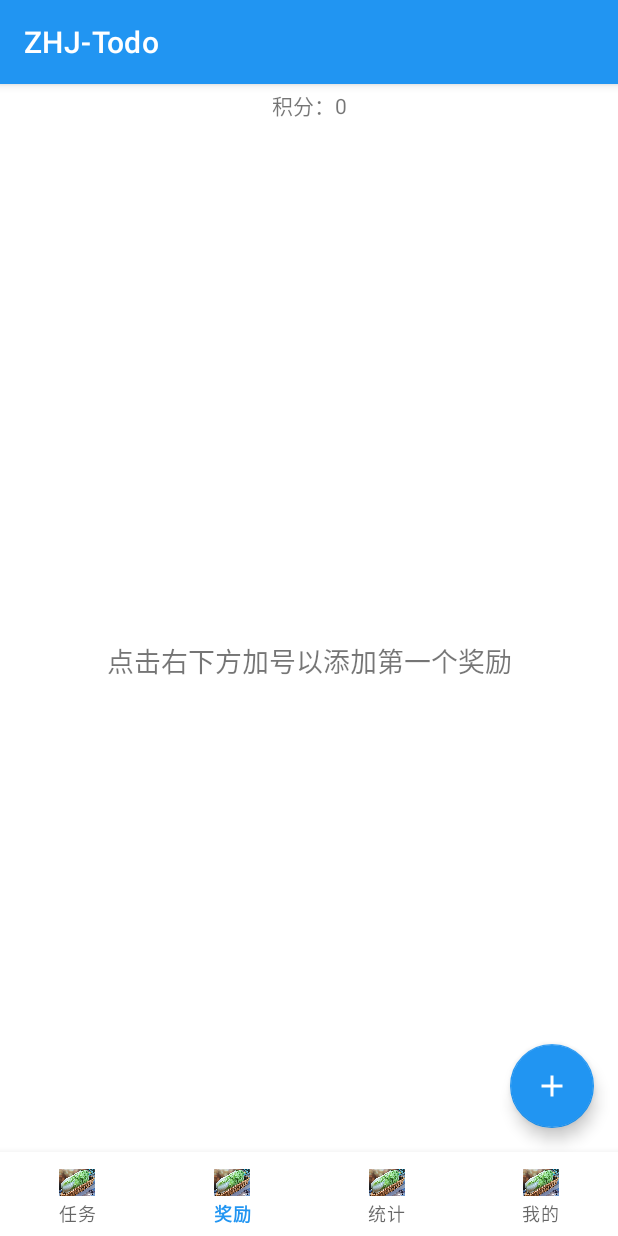
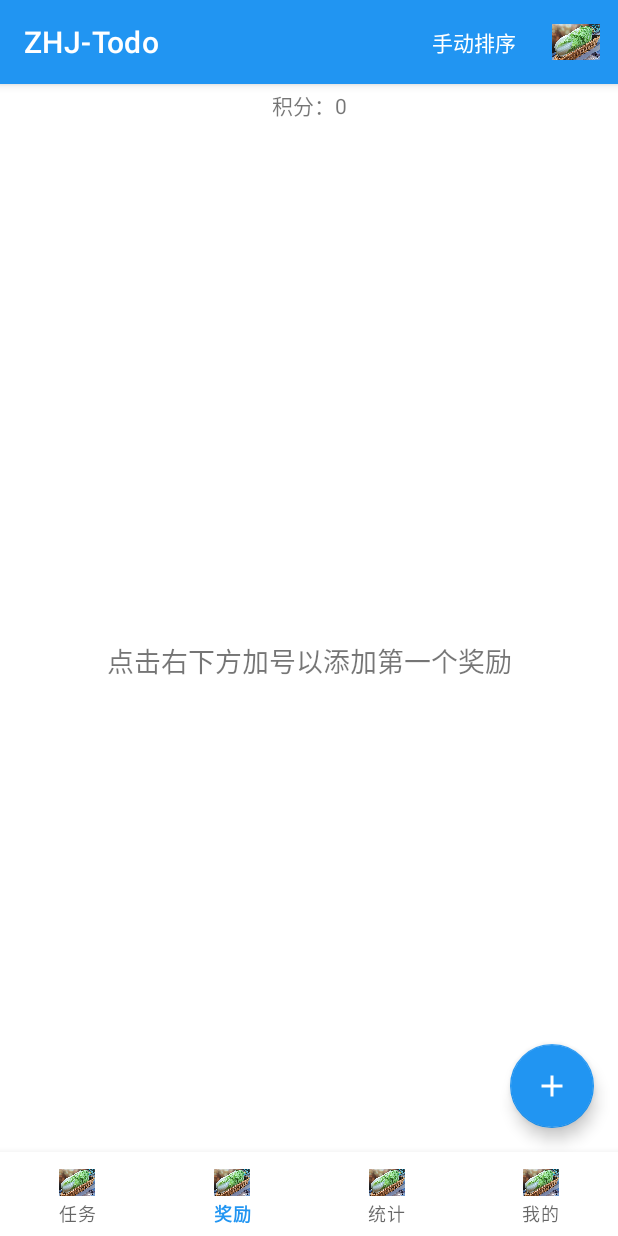
Before and after one commit to zhjai/MyAndroidApp, an Android app: the AwardFragment screen opened through its navigation route, on a phone screen of 412 x 824 dp. Run offline under Robolectric (Android 15) with nearby library versions, the phone set to English and light mode, and no system bars; our stand-ins replace navigation-ui.

Commit message:
1. 在ActionBar添加相应菜单（排序、更多、历史） 2. 点击历史可以跳转到历史Fragment，并显示历史记录

```diff
--- a/app/src/main/java/com/example/exam/DailyTaskFragment.java
+++ b/app/src/main/java/com/example/exam/DailyTaskFragment.java
@@ -120,9 +120,6 @@ public class DailyTaskFragment extends Fragment {
             addTaskLauncher.launch(intent);
         });
 
-        if (taskList.size() == 0) {
-
-        }
         return rootView;
     }
 
--- a/app/src/main/java/com/example/exam/MainActivity2.java
+++ b/app/src/main/java/com/example/exam/MainActivity2.java
@@ -49,15 +49,11 @@ public class MainActivity2 extends AppCompatActivity {
 
         BottomNavigationView navView = (BottomNavigationView) findViewById(R.id.nav_view);
         navView.setOnItemSelectedListener(item -> {
-            if (item.getItemId() == R.id.navigation_my) {
-                invalidateOptionsMenu();
-            }
+            invalidateOptionsMenu();
             return true;
         });
         navView.setOnItemReselectedListener(item -> {
-            if (item.getItemId() == R.id.navigation_my) {
-                invalidateOptionsMenu();
-            }
+            invalidateOptionsMenu();
         });
         navView.setItemIconTintList(null);
         // Passing each menu ID as a set of Ids because each
@@ -68,32 +64,79 @@ public class MainActivity2 extends AppCompatActivity {
         NavController navController = Navigation.findNavController(this, R.id.nav_host_fragment_activity_main2);
         NavigationUI.setupActionBarWithNavController(this, navController, appBarConfiguration);
         NavigationUI.setupWithNavController(binding.navView, navController);
+
+        navController.addOnDestinationChangedListener((controller, destination, arguments) -> {
+            invalidateOptionsMenu();
+        });
     }
 
     @Override
     public boolean onCreateOptionsMenu(Menu menu) {
         // 根据当前选中的导航项决定是否显示齿轮图标
-        getMenuInflater().inflate(R.menu.menu_my_fragment, menu);
         return true;
     }
 
     @Override
     public boolean onPrepareOptionsMenu(Menu menu) {
-        // 根据当前选中的导航项决定是否显示齿轮图标
-        boolean showSettings = isMyFragmentDisplayed();
-        MenuItem settingsItem = menu.findItem(R.id.action_settings);
-        if (settingsItem != null) {
-            settingsItem.setVisible(showSettings);
+        // 先清除当前所有菜单项
+        menu.clear();
+        // 根据当前选中的Fragment加载对应的菜单资源
+        if (isTaskFragmentDisplayed() || isAwardFragmentDisplayed()) {
+            getMenuInflater().inflate(R.menu.menu_task_fragment, menu);
+        } else if (isStatisticsFragmentDisplayed()) {
+            getMenuInflater().inflate(R.menu.menu_statistics_fragment, menu);
+        } else if (isMyFragmentDisplayed()) {
+            getMenuInflater().inflate(R.menu.menu_my_fragment, menu);
         }
         return super.onPrepareOptionsMenu(menu);
     }
 
-    // Helper method to determine if MyFragment is currently displayed
+    private boolean isTaskFragmentDisplayed() {
+        NavController navController = Navigation.findNavController(this, R.id.nav_host_fragment_activity_main2);
+        return navController.getCurrentDestination().getId() == R.id.navigation_task;
+    }
+
+    private boolean isAwardFragmentDisplayed() {
+        NavController navController = Navigation.findNavController(this, R.id.nav_host_fragment_activity_main2);
+        return navController.getCurrentDestination().getId() == R.id.navigation_award;
+    }
+
+    private boolean isStatisticsFragmentDisplayed() {
+        NavController navController = Navigation.findNavController(this, R.id.nav_host_fragment_activity_main2);
+        return navController.getCurrentDestination().getId() == R.id.navigation_statistics;
+    }
+
     private boolean isMyFragmentDisplayed() {
         NavController navController = Navigation.findNavController(this, R.id.nav_host_fragment_activity_main2);
-        navController.addOnDestinationChangedListener((controller, destination, arguments) -> {
-            invalidateOptionsMenu();
-        });
         return navController.getCurrentDestination().getId() == R.id.navigation_my;
     }
+
+    @Override
+    public boolean onOptionsItemSelected(MenuItem item) {
+            if (item.getItemId() == R.id.action_sort) {
+                // 处理手动排序逻辑
+                return true;
+            }
+            else if (item.getItemId() == R.id.action_sort_sub) {
+                // 处理排序逻辑
+                return true;
+            }
+            else if (item.getItemId() == R.id.action_share) {
+                // 处理分享逻辑
+                return true;
+            }
+            else if (item.getItemId() == R.id.action_history) {
+                // 跳转到历史Fragment
+                NavController navController = Navigation.findNavController(this, R.id.nav_host_fragment_activity_main2);
+                navController.navigate(R.id.historyFragment);
+                return true;
+            }
+            else if (item.getItemId() == android.R.id.home) {
+                return Navigation.findNavController(this, R.id.nav_host_fragment_activity_main2).navigateUp()
+                        || super.onSupportNavigateUp();
+            }
+            else {
+                return super.onOptionsItemSelected(item);
+        }
+    }
 }
--- a/app/src/main/java/com/example/exam/data/AwardAdapter.java
+++ b/app/src/main/java/com/example/exam/data/AwardAdapter.java
@@ -41,6 +41,7 @@ public class AwardAdapter extends RecyclerView.Adapter<AwardAdapter.ViewHolder>{
         holder.textScore.setText("-" + awardItem.getPoints().toString());
 
         holder.checkbox.setOnCheckedChangeListener(null);
+        holder.checkbox.setChecked(false);
 
         holder.checkbox.setOnCheckedChangeListener((buttonView, isChecked) -> {
             int currentPosition = holder.getAdapterPosition();
@@ -56,6 +57,7 @@ public class AwardAdapter extends RecyclerView.Adapter<AwardAdapter.ViewHolder>{
                         builder.show();
                         return;
                     }
+                    awardItem1.setDateTimeMillis(System.currentTimeMillis());
                     GlobalData.finishedAwards.add(awardItem1);
                     finishedDataBank.saveObject(GlobalData.finishedAwards);
                     GlobalData.setPoints(getPoints().getValue() - awardItem1.getPoints());
--- a/app/src/main/java/com/example/exam/data/TaskAdapter.java
+++ b/app/src/main/java/com/example/exam/data/TaskAdapter.java
@@ -37,12 +37,14 @@ public class TaskAdapter extends RecyclerView.Adapter<TaskAdapter.ViewHolder> {
         holder.textScore.setText("+" + taskItem.getPoints().toString());
 
         holder.checkbox.setOnCheckedChangeListener(null);
+        holder.checkbox.setChecked(false);
 
         holder.checkbox.setOnCheckedChangeListener((buttonView, isChecked) -> {
             int currentPosition = holder.getAdapterPosition();
             if (currentPosition != RecyclerView.NO_POSITION) {
                 TaskItem taskItem1 = taskList.get(currentPosition);
                 if (isChecked) {
+                    taskItem1.setDateTimeMillis(System.currentTimeMillis());
                     GlobalData.finishedTasks.add(taskItem1);
                     finishedDataBank.saveObject(GlobalData.finishedTasks);
                     GlobalData.setPoints(GlobalData.getPoints().getValue() + taskItem1.getPoints());
@@ -66,8 +68,8 @@ public class TaskAdapter extends RecyclerView.Adapter<TaskAdapter.ViewHolder> {
 
         ViewHolder(View view, final TaskAdapter adapter) {
             super(view);
-            textTask = view.findViewById(R.id.text_task);
-            textScore = view.findViewById(R.id.text_score);
+            textTask = view.findViewById(R.id.history_name);
+            textScore = view.findViewById(R.id.history_score);
             checkbox = view.findViewById(R.id.checkbox_task);
 
             view.setOnCreateContextMenuListener((View.OnCreateContextMenuListener) this);
--- a/app/src/main/res/layout/task_item.xml
+++ b/app/src/main/res/layout/task_item.xml
@@ -11,14 +11,14 @@
         android:layout_height="wrap_content" />
 
     <TextView
-        android:id="@+id/text_task"
+        android:id="@+id/history_name"
         android:layout_width="wrap_content"
         android:layout_height="wrap_content"
         android:layout_weight="1"
         android:gravity="center_vertical" />
 
     <TextView
-        android:id="@+id/text_score"
+        android:id="@+id/history_score"
         android:layout_width="wrap_content"
         android:layout_height="wrap_content"
         android:layout_weight="1"
--- /dev/null
+++ b/app/src/main/res/menu/menu_statistics_fragment.xml
@@ -0,0 +1,8 @@
+<?xml version="1.0" encoding="utf-8"?>
+<menu xmlns:app="http://schemas.android.com/apk/res-auto"
+    xmlns:android="http://schemas.android.com/apk/res/android">
+    <item
+        android:id="@+id/action_history"
+        android:title="@string/history"
+        app:showAsAction="ifRoom" />
+</menu>
--- /dev/null
+++ b/app/src/main/res/menu/menu_task_fragment.xml
@@ -0,0 +1,22 @@
+<?xml version="1.0" encoding="utf-8"?>
+<menu xmlns:app="http://schemas.android.com/apk/res-auto"
+    xmlns:android="http://schemas.android.com/apk/res/android">
+    <item
+        android:id="@+id/action_sort"
+        android:title="@string/manual_sort"
+        app:showAsAction="ifRoom" />
+    <item
+        android:id="@+id/action_more"
+        android:icon="@drawable/baicai"
+        android:title="@string/more"
+        app:showAsAction="ifRoom">
+        <menu>
+            <item
+                android:id="@+id/action_sort_sub"
+                android:title="@string/sort" />
+            <item
+                android:id="@+id/action_share"
+                android:title="@string/share" />
+        </menu>
+    </item>
+</menu>
--- a/app/src/main/res/navigation/mobile_navigation.xml
+++ b/app/src/main/res/navigation/mobile_navigation.xml
@@ -28,4 +28,15 @@
         android:name="com.example.exam.MyFragment"
         android:label="@string/title_my"
         tools:layout="@layout/fragment_my" />
+    <fragment
+        android:id="@+id/historyFragment"
+        android:name="com.example.exam.HistoryFragment"
+        android:label="@string/history"
+        tools:layout="@layout/fragment_history" >
+        <action
+            android:id="@+id/action_historyFragment_to_statisticsFragment"
+            app:destination="@id/navigation_statistics"
+            app:popUpTo="@id/navigation_statistics"
+            app:popUpToInclusive="false" />
+    </fragment>
 </navigation>
--- a/app/src/main/res/values/strings.xml
+++ b/app/src/main/res/values/strings.xml
@@ -28,4 +28,9 @@
     <string name="settings">设置</string>
     <string name="add_first_task">点击右下方加号以添加第一个任务</string>
     <string name="add_first_award">点击右下方加号以添加第一个奖励</string>
+    <string name="manual_sort">手动排序</string>
+    <string name="more">更多</string>
+    <string name="sort">排序</string>
+    <string name="share">分享</string>
+    <string name="history">历史</string>
 </resources>
```
Also changed, not shown: app/src/main/java/com/example/exam/HistoryFragment.java (added, +54 -0 lines), app/src/main/java/com/example/exam/data/AwardItem.java (+2 -21 lines), app/src/main/java/com/example/exam/data/HistoryAdapter.java (added, +74 -0 lines), app/src/main/java/com/example/exam/data/RecyclerItem.java (added, +43 -0 lines), app/src/main/java/com/example/exam/data/TaskItem.java (+2 -21 lines), app/src/main/res/layout/fragment_history.xml (added, +14 -0 lines), app/src/main/res/layout/history_item.xml (added, +41 -0 lines).
